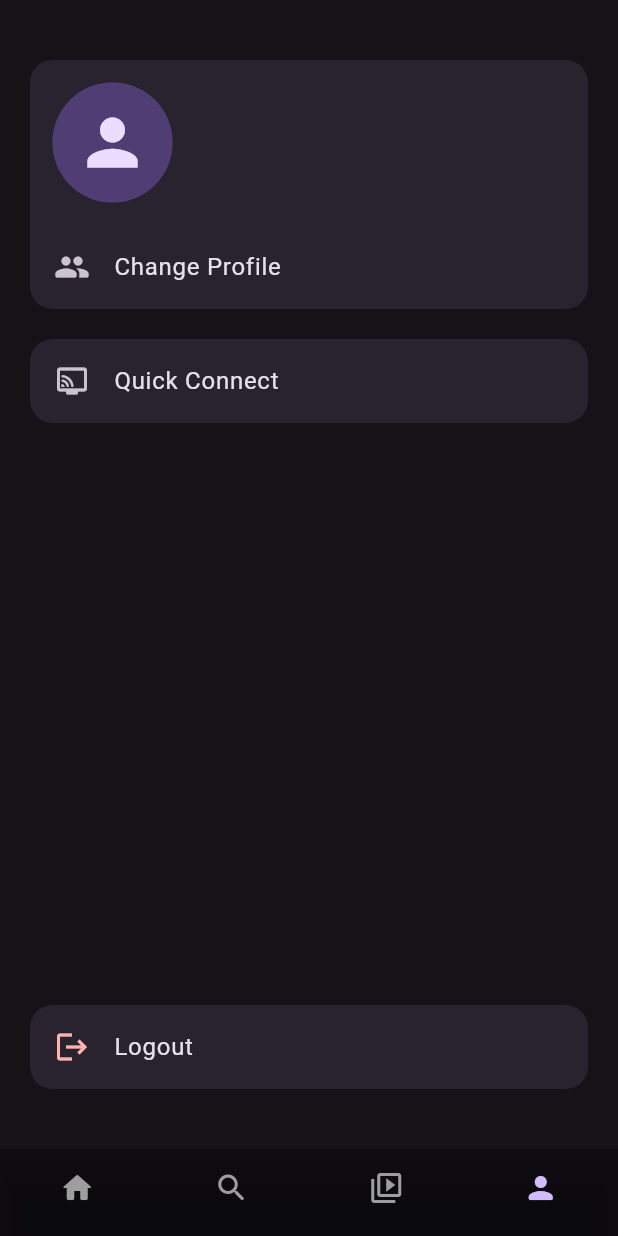
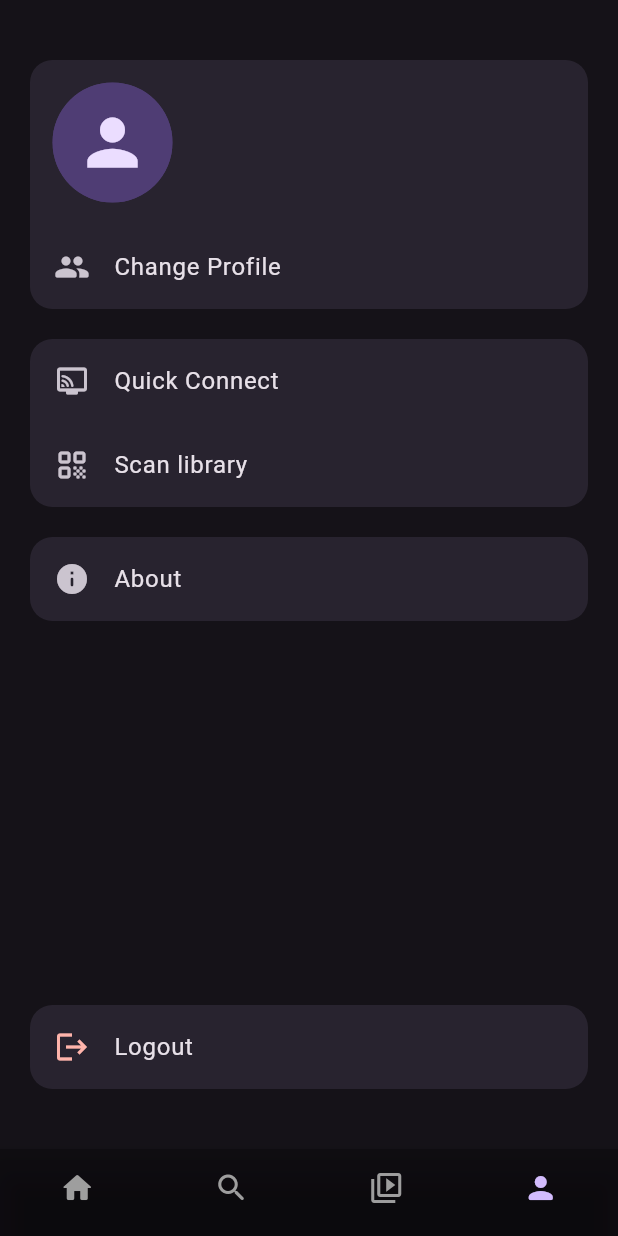
Before and after one commit to jellyflix-app/jellyflix, a Flutter app: the ProfileScreen screen opened by its route, on a phone screen of 412 x 824 dp. Run offline on Flutter 3.47's test engine with Material 3 defaults, Android fonts, the phone set to English and light mode, and no system bars; drawn by our look-alikes of cached_network_image; our stand-ins replace built_collection, device_info_plus, dio, dots_indicator, flutter_blurhash, flutter_hooks and 7 more; missing offline and left inert: filter_list, media_kit, media_kit_video, openapi; accounts and stored records are empty; network calls fail.

Commit message:
chore: add library sync and license page

```diff
--- a/lib/screens/profile_screen.dart
+++ b/lib/screens/profile_screen.dart
@@ -87,15 +87,53 @@ class ProfileScreen extends HookConsumerWidget {
                     color:
                         Theme.of(context).colorScheme.primary.withOpacity(0.1),
                   ),
+                  child: Column(
+                    children: [
+                      ListTile(
+                        shape: RoundedRectangleBorder(
+                            borderRadius: BorderRadius.circular(15)),
+                        leading: const Icon(Icons.connected_tv_rounded),
+                        title: const Text("Quick Connect"),
+                        onTap: () {
+                          showDialog(
+                              context: context,
+                              builder: (context) => const QuickConnectDialog());
+                        },
+                      ),
+                      ListTile(
+                        shape: RoundedRectangleBorder(
+                            borderRadius: BorderRadius.circular(15)),
+                        leading: const Icon(Icons.qr_code_rounded),
+                        title: const Text("Scan library"),
+                        onTap: () async {
+                          await ref.read(apiProvider).startLibraryScan();
+                          // show snack bar
+                          if (context.mounted) {
+                            ScaffoldMessenger.of(context).showSnackBar(
+                              const SnackBar(
+                                content: Text("Scan started"),
+                              ),
+                            );
+                          }
+                        },
+                      ),
+                    ],
+                  ),
+                ),
+                const SizedBox(height: 20),
+                Container(
+                  decoration: BoxDecoration(
+                    borderRadius: BorderRadius.circular(15),
+                    color:
+                        Theme.of(context).colorScheme.primary.withOpacity(0.1),
+                  ),
                   child: ListTile(
                     shape: RoundedRectangleBorder(
                         borderRadius: BorderRadius.circular(15)),
-                    leading: const Icon(Icons.connected_tv_rounded),
-                    title: const Text("Quick Connect"),
+                    leading: const Icon(Icons.info_rounded),
+                    title: const Text("About"),
                     onTap: () {
-                      showDialog(
-                          context: context,
-                          builder: (context) => const QuickConnectDialog());
+                      showLicensePage(context: context);
                     },
                   ),
                 ),
```
Also changed, not shown: lib/services/api_service.dart (+19 -13 lines).
